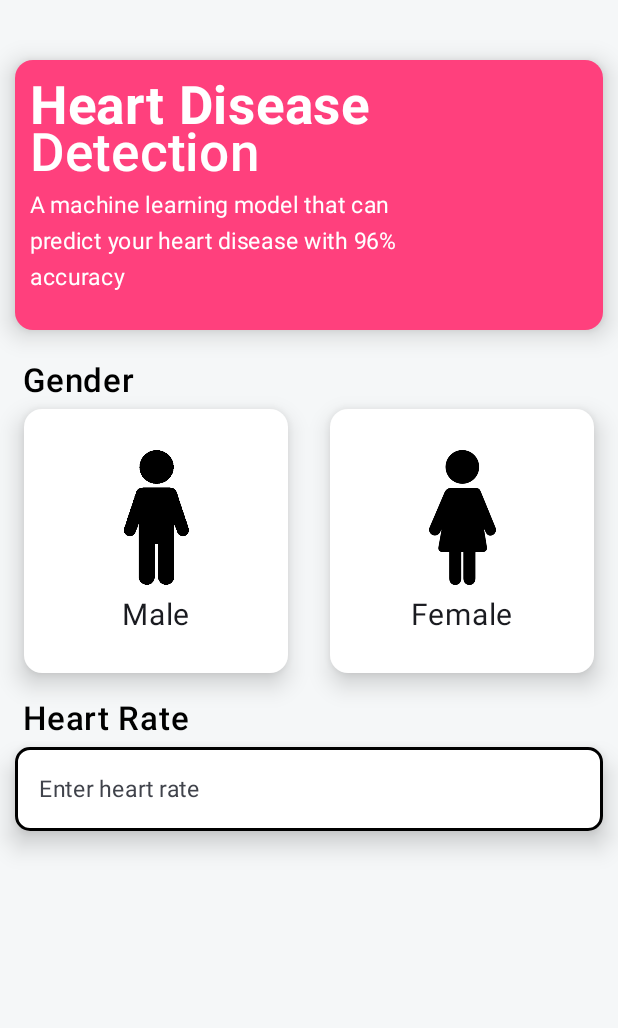
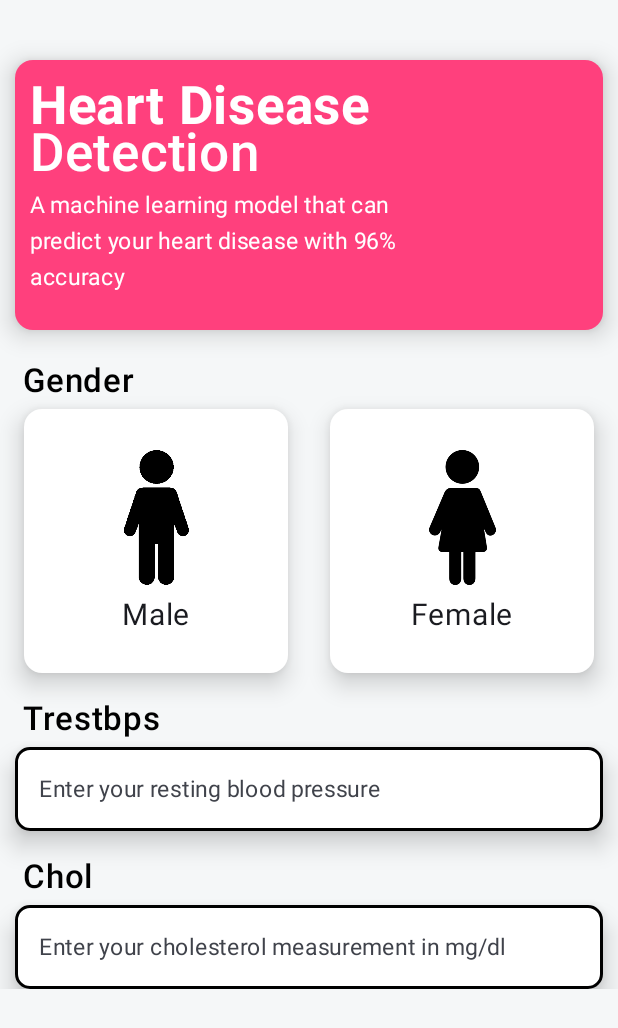
Before and after one commit to mrinmoyxb/Cardiac-Compass, an Android app built with Jetpack Compose: the screen it shows after launch (MainActivity), on a phone screen of 412 x 824 dp. Shown: the top 1028 px of the screen. Run offline under Robolectric (Android 15) with nearby library versions, the phone set to English and light mode, and no system bars.

Commit message:
lazy column initialised and textfields

```diff
--- a/app/src/main/java/com/example/heartdiseasedetetectionapp/View/HomeScreen/HomeScreenFinal/HomeScreen.kt
+++ b/app/src/main/java/com/example/heartdiseasedetetectionapp/View/HomeScreen/HomeScreenFinal/HomeScreen.kt
@@ -10,6 +10,7 @@ import androidx.compose.foundation.layout.fillMaxWidth
 import androidx.compose.foundation.layout.height
 import androidx.compose.foundation.layout.padding
 import androidx.compose.foundation.layout.width
+import androidx.compose.foundation.lazy.LazyColumn
 import androidx.compose.runtime.Composable
 import androidx.compose.ui.Modifier
 import androidx.compose.ui.res.colorResource
@@ -28,16 +29,19 @@ fun HomeScreen(){
     Column(modifier = Modifier
         .fillMaxSize()
         .background(colorResource(id = R.color.primary))
-        .padding(10.dp)){
+        .padding(10.dp)) {
 
         Spacer(modifier = Modifier.height(30.dp))
         CardHeading()
         Spacer(modifier = Modifier.height(15.dp))
 
+        LazyColumn() {
+            item {
                 CustomLabel(heading = "Gender", 22)
-
-        Row(modifier = Modifier.fillMaxWidth(),
-            horizontalArrangement = Arrangement.SpaceAround)
+                Row(
+                    modifier = Modifier.fillMaxWidth(),
+                    horizontalArrangement = Arrangement.SpaceAround
+                )
                 {
                     SexCard("Male", painterResource(id = R.drawable.male))
                     Spacer(modifier = Modifier.width(4.dp))
@@ -45,8 +49,15 @@ fun HomeScreen(){
                 }
                 Spacer(modifier = Modifier.height(12.dp))
 
-        CustomLabel(heading = "Heart Rate", 22)
-        CustomTextField("Enter heart rate")
+                CustomLabel(heading = "Trestbps", 22)
+                CustomTextField("Enter your resting blood pressure")
+                Spacer(modifier = Modifier.height(12.dp))
+
+                CustomLabel(heading = "Chol", 22)
+                CustomTextField("Enter your cholesterol measurement in mg/dl")
+
 
             }
         }
+    }
+}
```
Lines whose indentation alone changed are shown as unchanged.
